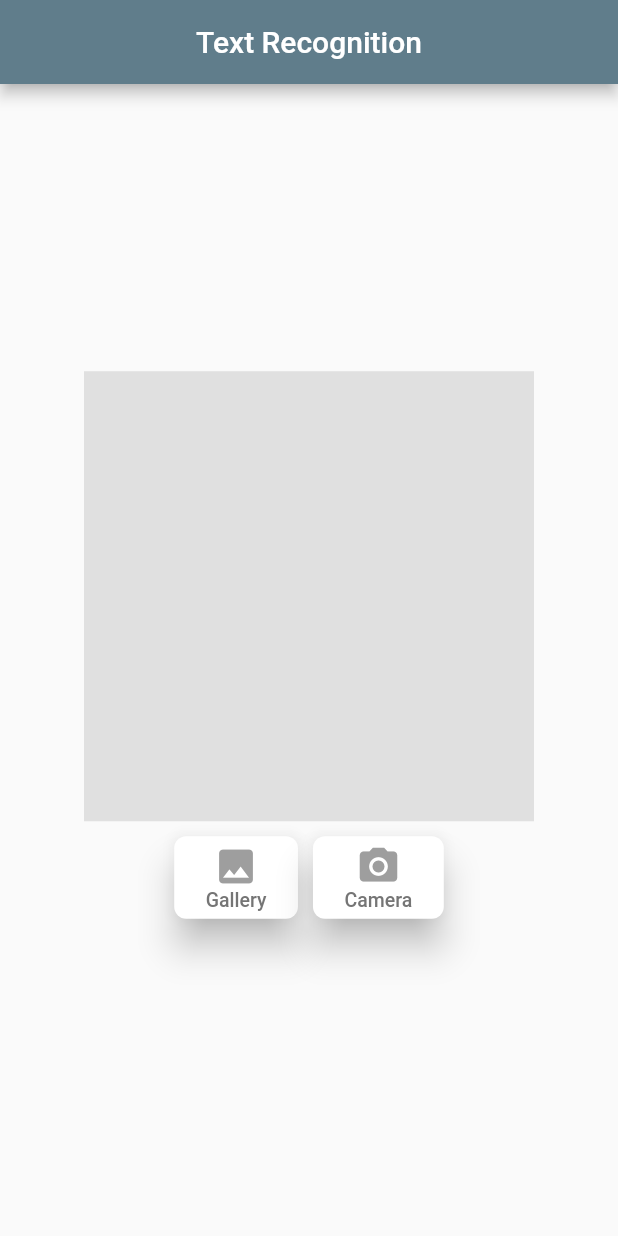
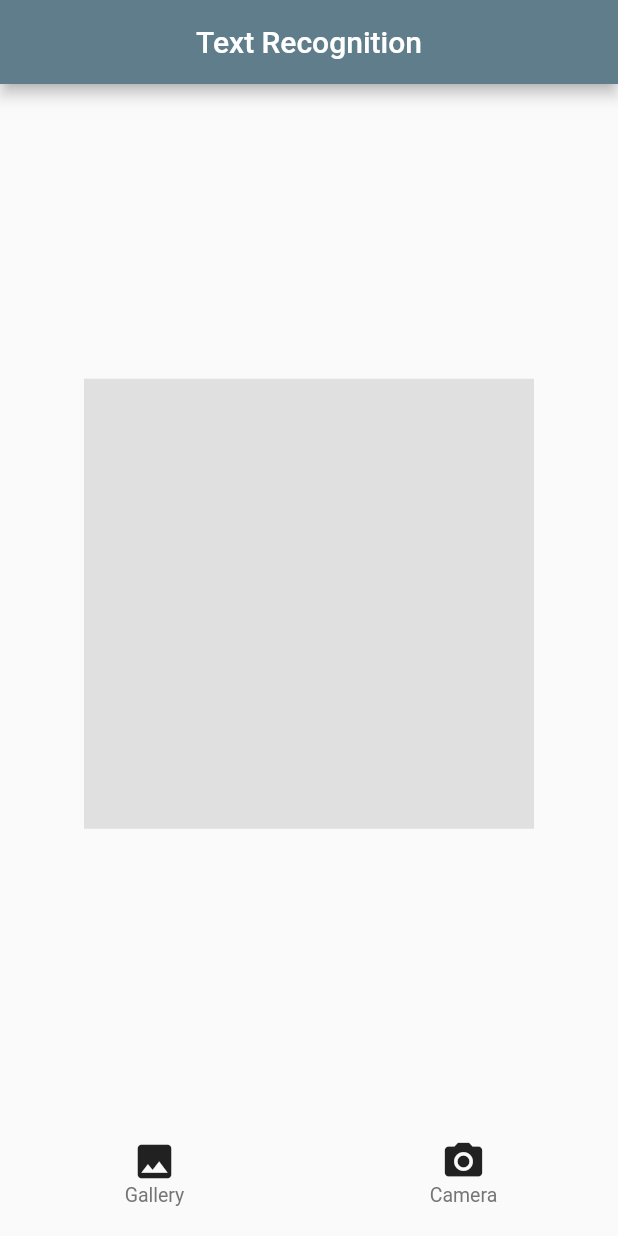
Before and after one commit to Harshrai1023/flutter_image_to_text, a Flutter app: the screen it shows after launch, on a phone screen of 412 x 824 dp. Run offline on Flutter 3.47's test engine with Material 2 defaults, Android fonts, the phone set to English and light mode, and no system bars; our stand-ins replace image_picker; missing offline and left inert: google_mlkit_text_recognition.

Commit message:
Name Change

```diff
--- a/lib/main.dart
+++ b/lib/main.dart
@@ -1,8 +1,7 @@
 import 'dart:io';
 
 import 'package:flutter/material.dart';
-import 'package:flutter/services.dart';
-import 'package:flutter_image_to_text/textScreen.dart';
+import 'package:flutter_image_to_text/text_screen.dart';
 import 'package:google_mlkit_text_recognition/google_mlkit_text_recognition.dart';
 import 'package:image_picker/image_picker.dart';
 
@@ -47,42 +46,42 @@ class _MyHomePageState extends State<MyHomePage> {
         centerTitle: true,
         title: const Text("Text Recognition"),
       ),
-      body: Center(
-          child: SingleChildScrollView(
-        child: Container(
-            margin: const EdgeInsets.all(20),
+      body: Container(
+          // margin: const EdgeInsets.all(20),
           child: Column(
         crossAxisAlignment: CrossAxisAlignment.center,
         children: [
           if (textScanning) const CircularProgressIndicator(),
+          Expanded(
+            child: Container(
+              height: 10,
+              // color: Colors.yellow,
+            ),
+          ),
           if (!textScanning && imageFile == null)
             Container(
               width: 300,
               height: 300,
               color: Colors.grey[300]!,
             ),
-                if (imageFile != null) Image.file(File(imageFile!.path)),
+          if (imageFile != null)
+            Image.file(
+              fit: BoxFit.scaleDown,
+              File(imageFile!.path),
+            ),
+          Expanded(
+            child: Container(
+              height: 10,
+              // color: Colors.yellow,
+            ),
+          ),
           Row(
-                  mainAxisAlignment: MainAxisAlignment.center,
             children: [
-                    Container(
-                        margin: const EdgeInsets.symmetric(horizontal: 5),
-                        padding: const EdgeInsets.only(top: 10),
-                        child: ElevatedButton(
-                          style: ElevatedButton.styleFrom(
-                            foregroundColor: Colors.grey,
-                            backgroundColor: Colors.white,
-                            shadowColor: Colors.grey[400],
-                            elevation: 10,
-                            shape: RoundedRectangleBorder(
-                                borderRadius: BorderRadius.circular(8.0)),
-                          ),
-                          onPressed: () {
-                            getImage(ImageSource.gallery);
-                          },
+              Expanded(
+                child: InkWell(
+                  onTap: () => getImage(ImageSource.gallery),
                   child: Container(
-                            margin: const EdgeInsets.symmetric(
-                                vertical: 5, horizontal: 5),
+                    padding: EdgeInsets.only(top: 10),
                     child: Column(
                       mainAxisSize: MainAxisSize.min,
                       children: [
@@ -92,31 +91,19 @@ class _MyHomePageState extends State<MyHomePage> {
                         ),
                         Text(
                           "Gallery",
-                                  style: TextStyle(
-                                      fontSize: 13, color: Colors.grey[600]),
+                          style:
+                              TextStyle(fontSize: 13, color: Colors.grey[600]),
                         )
                       ],
                     ),
                   ),
-                        )),
-                    Container(
-                        margin: const EdgeInsets.symmetric(horizontal: 5),
-                        padding: const EdgeInsets.only(top: 10),
-                        child: ElevatedButton(
-                          style: ElevatedButton.styleFrom(
-                            foregroundColor: Colors.grey,
-                            backgroundColor: Colors.white,
-                            shadowColor: Colors.grey[400],
-                            elevation: 10,
-                            shape: RoundedRectangleBorder(
-                                borderRadius: BorderRadius.circular(8.0)),
                 ),
-                          onPressed: () {
-                            getImage(ImageSource.camera);
-                          },
+              ),
+              Expanded(
+                child: InkWell(
+                  onTap: () => getImage(ImageSource.camera),
                   child: Container(
-                            margin: const EdgeInsets.symmetric(
-                                vertical: 5, horizontal: 5),
+                    padding: EdgeInsets.only(top: 10),
                     child: Column(
                       mainAxisSize: MainAxisSize.min,
                       children: [
@@ -126,20 +113,94 @@ class _MyHomePageState extends State<MyHomePage> {
                         ),
                         Text(
                           "Camera",
-                                  style: TextStyle(
-                                      fontSize: 13, color: Colors.grey[600]),
+                          style:
+                              TextStyle(fontSize: 13, color: Colors.grey[600]),
                         )
                       ],
                     ),
                   ),
-                        )),
+                ),
+              ),
             ],
-                ),
+          )
+          // Row(
+          //   mainAxisAlignment: MainAxisAlignment.center,
+          //   children: [
+          //     Container(
+          //         margin: const EdgeInsets.symmetric(horizontal: 5),
+          //         padding: const EdgeInsets.only(top: 10),
+          //         child: ElevatedButton(
+          //           style: ElevatedButton.styleFrom(
+          //             foregroundColor: Colors.grey,
+          //             backgroundColor: Colors.white,
+          //             shadowColor: Colors.grey[400],
+          //             elevation: 10,
+          //             shape: RoundedRectangleBorder(
+          //                 borderRadius: BorderRadius.circular(8.0)),
+          //           ),
+          //           onPressed: () {
+          //             getImage(ImageSource.gallery);
+          //           },
+          //           child: Container(
+          //             margin: const EdgeInsets.symmetric(
+          //                 vertical: 5, horizontal: 5),
+          //             child: Column(
+          //               mainAxisSize: MainAxisSize.min,
+          //               children: [
+          //                 const Icon(
+          //                   Icons.image,
+          //                   size: 30,
+          //                 ),
+          //                 Text(
+          //                   "Gallery",
+          //                   style: TextStyle(
+          //                       fontSize: 13, color: Colors.grey[600]),
+          //                 )
+          //               ],
+          //             ),
+          //           ),
+          //         )),
+          //     Container(
+          //         margin: const EdgeInsets.symmetric(horizontal: 5),
+          //         padding: const EdgeInsets.only(top: 10),
+          //         child: ElevatedButton(
+          //           style: ElevatedButton.styleFrom(
+          //             foregroundColor: Colors.grey,
+          //             backgroundColor: Colors.white,
+          //             shadowColor: Colors.grey[400],
+          //             elevation: 10,
+          //             shape: RoundedRectangleBorder(
+          //                 borderRadius: BorderRadius.circular(8.0)),
+          //           ),
+          //           onPressed: () {
+          //             getImage(ImageSource.camera);
+          //           },
+          //           child: Container(
+          //             margin: const EdgeInsets.symmetric(
+          //                 vertical: 5, horizontal: 5),
+          //             child: Column(
+          //               mainAxisSize: MainAxisSize.min,
+          //               children: [
+          //                 const Icon(
+          //                   Icons.camera_alt,
+          //                   size: 30,
+          //                 ),
+          //                 Text(
+          //                   "Camera",
+          //                   style: TextStyle(
+          //                       fontSize: 13, color: Colors.grey[600]),
+          //                 )
+          //               ],
+          //             ),
+          //           ),a
+          //         )),
+          //   ],
+          // ),
+          ,
           const SizedBox(
             height: 20,
           ),
         ],
-            )),
       )),
     );
   }
```
Also changed, not shown: lib/text_screen.dart (renamed from lib/textScreen.dart). Lines whose indentation alone changed are shown as unchanged.
